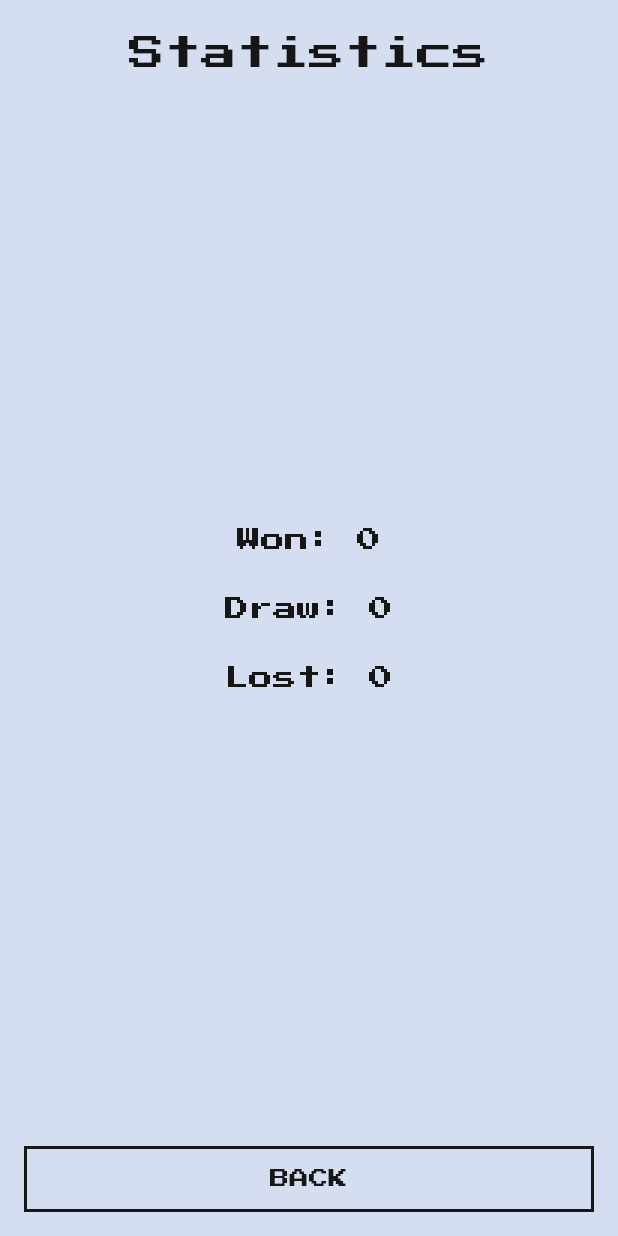
After one commit to Evgen-kun/flutter-fight-club, a Flutter app: the screen it shows after launch, after a tap on "STATISTICS", on a phone screen of 412 x 824 dp. The commit adds this screen. Run offline on Flutter 3.47's test engine with Material 2 defaults, Android fonts, the phone set to English and light mode, and no system bars; our stand-ins replace google_fonts, shared_preferences.

Commit message:
Homework 3

```diff
--- a/lib/fight_result.dart
+++ b/lib/fight_result.dart
@@ -1,13 +1,18 @@
+import 'package:flutter/material.dart';
+import 'package:flutter_fight_club/resources/fight_club_colors.dart';
+
 class FightResult {
   final String result;
+  final Color color;
 
-  const FightResult._(this.result);
+  const FightResult._(this.result, this.color);
 
-  static const won = FightResult._("Won");
-  static const lost = FightResult._("Lost");
-  static const draw = FightResult._("Draw");
+  static const won = FightResult._("Won", FightClubColors.wonColor);
+  static const lost = FightResult._("Lost", FightClubColors.lostColor);
+  static const draw = FightResult._("Draw", FightClubColors.drawColor);
 
-  static FightResult? calculateResult(final int yourLives, final int enemysLives) {
+  static FightResult? calculateResult(
+      final int yourLives, final int enemysLives) {
     if (yourLives == 0 && enemysLives == 0) {
       return draw;
     } else if (yourLives == 0) {
@@ -18,6 +23,12 @@ class FightResult {
     return null;
   }
 
+  static const values = [won, lost, draw];
+
+  static FightResult getFightResultByName(String name) {
+    return values.firstWhere((fightResult) => fightResult.result == name);
+  }
+
   @override
   String toString() {
     return 'FightResult{result: $result}';
--- a/lib/pages/fight_page.dart
+++ b/lib/pages/fight_page.dart
@@ -55,6 +55,7 @@ class _FightPageState extends State<FightPage> {
                       textAlign: TextAlign.center,
                       style: const TextStyle(
                         color: FightClubColors.darkGreyText,
+                        height: 2,
                       ),
                     )),
                   ),
@@ -108,6 +109,10 @@ class _FightPageState extends State<FightPage> {
         if (fightResult != null) {
           SharedPreferences.getInstance().then((sharedPreferences) {
             sharedPreferences.setString("last_fight_result", fightResult.result);
+
+            final String key = "stats_${fightResult.result.toLowerCase()}";
+            final int value = sharedPreferences.getInt(key) ?? 0;
+            sharedPreferences.setInt(key, value + 1);
           });
         }
         centerText = _calculateCenterText(youLoseLife, enemyLoseLife);
--- a/lib/pages/main_page.dart
+++ b/lib/pages/main_page.dart
@@ -1,7 +1,11 @@
 import 'package:flutter/material.dart';
+import 'package:flutter_fight_club/fight_result.dart';
 import 'package:flutter_fight_club/pages/fight_page.dart';
+import 'package:flutter_fight_club/pages/statistics_page.dart';
 import 'package:flutter_fight_club/resources/fight_club_colors.dart';
 import 'package:flutter_fight_club/widgets/action_button.dart';
+import 'package:flutter_fight_club/widgets/fight_result_widget.dart';
+import 'package:flutter_fight_club/widgets/secondary_action_button.dart';
 import 'package:shared_preferences/shared_preferences.dart';
 
 class MainPage extends StatelessWidget {
@@ -28,6 +32,7 @@ class _MainPageContent extends StatelessWidget {
                 textAlign: TextAlign.center,
                 style: const TextStyle(
                   fontSize: 30,
+                  height: 1.3,
                   color: FightClubColors.darkGreyText,
                 ),
               ),
@@ -42,12 +47,36 @@ class _MainPageContent extends StatelessWidget {
                 if (!snapshot.hasData || snapshot.data == null) {
                   return const SizedBox();
                 }
-                return Center(
-                  child: Text(snapshot.data!),
+                final FightResult fightResult =
+                    FightResult.getFightResultByName(snapshot.data!);
+                return Column(
+                  mainAxisSize: MainAxisSize.min,
+                  children: [
+                    const Text(
+                      "Last fight result",
+                      style: TextStyle(
+                        color: FightClubColors.darkGreyText,
+                        fontSize: 14,
+                      ),
+                    ),
+                    const SizedBox(height: 12),
+                    FightResultWidget(fightResult: fightResult),
+                  ],
                 );
               },
             ),
             const Expanded(child: SizedBox()),
+            SecondaryActionButton(
+              text: "Statistics",
+              onTap: () {
+                Navigator.of(context).push(
+                  MaterialPageRoute(
+                    builder: (context) => StatisticsPage(),
+                  ),
+                );
+              },
+            ),
+            const SizedBox(height: 12),
             ActionButton(
               text: "Start".toUpperCase(),
               onTap: () {
--- /dev/null
+++ b/lib/pages/statistics_page.dart
@@ -0,0 +1,84 @@
+import 'package:flutter/material.dart';
+import 'package:flutter_fight_club/resources/fight_club_colors.dart';
+import 'package:flutter_fight_club/widgets/fight_result_widget.dart';
+import 'package:flutter_fight_club/widgets/secondary_action_button.dart';
+import 'package:shared_preferences/shared_preferences.dart';
+
+class StatisticsPage extends StatelessWidget {
+  const StatisticsPage({super.key});
+
+  @override
+  Widget build(BuildContext context) {
+    return Scaffold(
+      backgroundColor: FightClubColors.background,
+      body: SafeArea(
+        child: Column(
+          children: [
+            Container(
+              margin: const EdgeInsets.only(top: 24),
+              child: const Text(
+                "Statistics",
+                textAlign: TextAlign.center,
+                style: TextStyle(
+                  fontSize: 24,
+                  color: FightClubColors.darkGreyText,
+                ),
+              ),
+            ),
+            const Expanded(child: SizedBox()), //.shrink()
+            FutureBuilder<SharedPreferences>(
+              future: SharedPreferences.getInstance(),
+              builder: (context, snapshot) {
+                if (!snapshot.hasData || snapshot.data == null) {
+                  return const SizedBox();
+                }
+                final SharedPreferences sp = snapshot.data!;
+                return Column(
+                  mainAxisSize: MainAxisSize.min,
+                  children: [
+                    Text(
+                      "Won: ${sp.getInt("stats_won") ?? 0}",
+                      style: const TextStyle(
+                        fontSize: 16,
+                        color: FightClubColors.darkGreyText,
+                      ),
+                    ),
+                    SizedBox(height: 6),
+                    Text(
+                      "Draw: ${sp.getInt("stats_draw") ?? 0}",
+                      style: const TextStyle(
+                        fontSize: 16,
+                        height: 2.5,
+                        color: FightClubColors.darkGreyText,
+                      ),
+                    ),
+                    SizedBox(height: 6),
+                    Text(
+                      "Lost: ${sp.getInt("stats_lost") ?? 0}",
+                      style: const TextStyle(
+                        fontSize: 16,
+                        height: 2.5,
+                        color: FightClubColors.darkGreyText,
+                      ),
+                    ),
+                  ],
+                );
+              },
+            ),
+            const Expanded(child: SizedBox()),
+            Padding(
+              padding: const EdgeInsets.only(bottom: 16),
+              child: SecondaryActionButton(
+                text: "Back",
+                onTap: () {
+                  Navigator.of(context).pop();
+                },
+              ),
+            ),
+            // const SizedBox(height: 16),
+          ],
+        ),
+      ),
+    );
+  }
+}
--- a/lib/resources/fight_club_colors.dart
+++ b/lib/resources/fight_club_colors.dart
@@ -1,7 +1,6 @@
 import 'package:flutter/material.dart';
 
 class FightClubColors {
-
   FightClubColors._();
 
   static const background = Color(0xFFD5DEF0);
@@ -12,4 +11,7 @@ class FightClubColors {
   static const whiteText = Color.fromRGBO(255, 255, 255, 0.87);
   static const darkPurple = Color(0xFFC5D1EA);
 
+  static const wonColor = Color(0xFF038800);
+  static const lostColor = Color(0xFFEA2C2C);
+  static const drawColor = blueButton;
 }
--- /dev/null
+++ b/lib/widgets/secondary_action_button.dart
@@ -0,0 +1,40 @@
+import 'package:flutter/material.dart';
+import 'package:flutter_fight_club/resources/fight_club_colors.dart';
+
+class SecondaryActionButton extends StatelessWidget {
+  final String text;
+  final VoidCallback onTap;
+
+  const SecondaryActionButton({
+    super.key,
+    required this.text,
+    required this.onTap,
+  });
+
+  @override
+  Widget build(BuildContext context) {
+    return GestureDetector(
+      onTap: onTap,
+      child: Container(
+        margin: const EdgeInsets.symmetric(horizontal: 16),
+        height: 44,
+        alignment: Alignment.center,
+        decoration: BoxDecoration(
+          color: Colors.transparent,
+          border: Border.all(
+            color: FightClubColors.darkGreyText,
+            width: 2,
+          ),
+        ),
+        child: Text(
+          text.toUpperCase(),
+          style: const TextStyle(
+            fontWeight: FontWeight.w400,
+            fontSize: 13,
+            color: FightClubColors.darkGreyText,
+          ),
+        ),
+      ),
+    );
+  }
+}
```
Also changed, not shown: lib/widgets/fight_result_widget.dart (added, +99 -0 lines), assets/images/enemy-avatar.png, assets/images/you-avatar.png.
